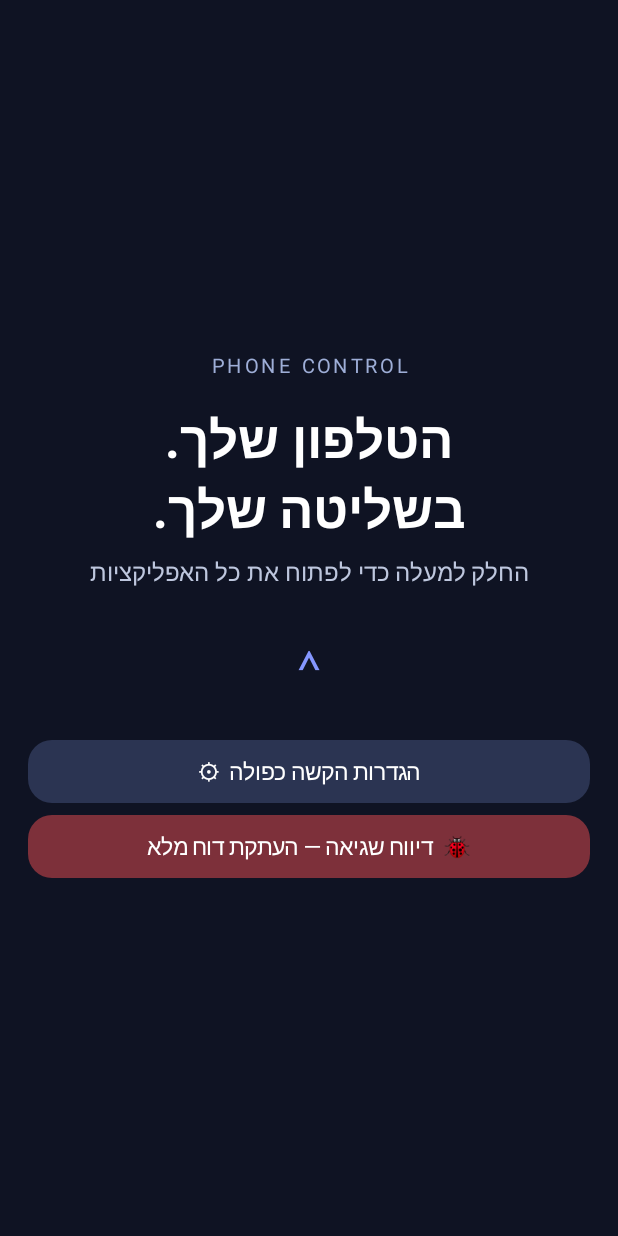
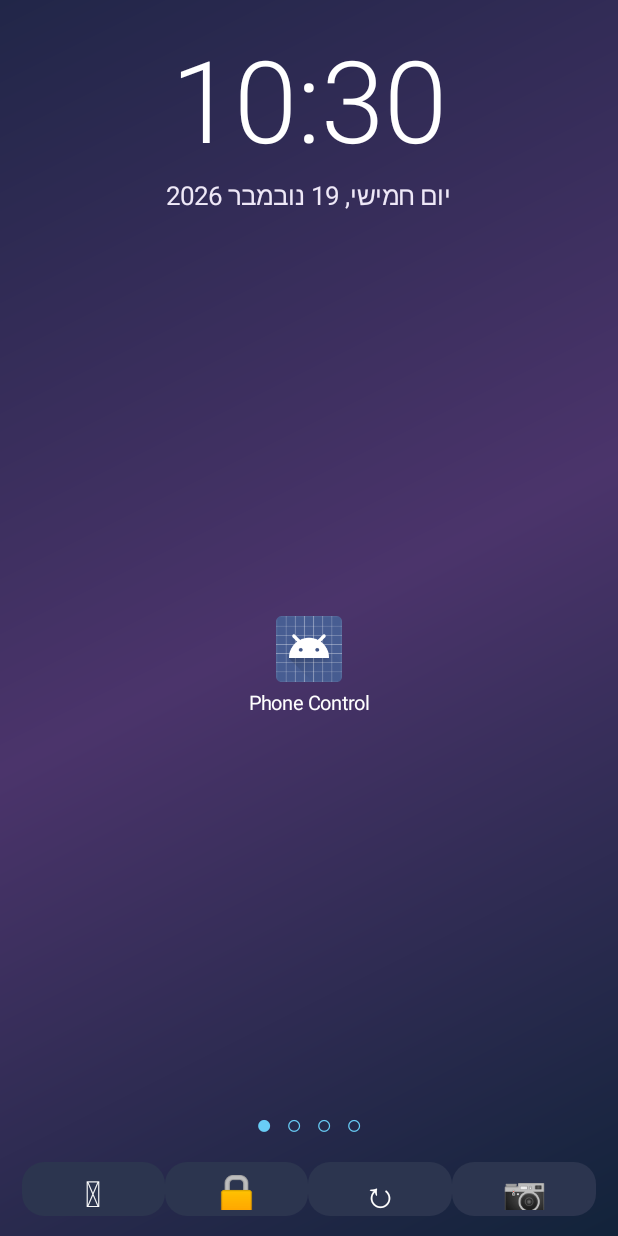
Before and after one commit to sjsjsjhshss823-glitch/Controls-the-phone, an Android app: the screen it shows after launch (MainActivity), on a phone screen of 412 x 824 dp. Run offline under Robolectric (Android 15) with nearby library versions, the phone set to English and light mode, and no system bars.

Commit message:
Create Pixel-inspired selectable launcher with swipe pages and icon control row

```diff
--- a/app/src/main/java/com/phonecontrol/launcher/MainActivity.kt
+++ b/app/src/main/java/com/phonecontrol/launcher/MainActivity.kt
@@ -39,6 +39,9 @@ class MainActivity : Activity() {
     private var downX = 0f
     private var lastTap = 0L
     private var gridColumns = 5
+    private var homePageIndex = 0
+    private lateinit var homeContent: LinearLayout
+    private lateinit var pageDots: TextView
 
     private data class AppEntry(val label: String, val packageName: String, val icon: android.graphics.drawable.Drawable)
     private val allApps = mutableListOf<AppEntry>()
@@ -210,60 +213,44 @@ class MainActivity : Activity() {
         homePanel = LinearLayout(this).apply {
             orientation = LinearLayout.VERTICAL
             gravity = Gravity.CENTER
-            setPadding(28, 30, 28, 36)
+            setPadding(22, 22, 22, 18)
+            background = GradientDrawable(GradientDrawable.Orientation.TL_BR,
+                intArrayOf(Color.rgb(33, 38, 72), Color.rgb(75, 52, 107), Color.rgb(18, 35, 58))).apply { cornerRadius = 0f }
         }
         val clock = TextView(this).apply {
-            text = "PHONE CONTROL"
-            textSize = 13f
-            letterSpacing = 0.18f
-            setTextColor(Color.rgb(158, 174, 215))
+            text = java.text.SimpleDateFormat("HH:mm", java.util.Locale.getDefault()).format(java.util.Date())
+            textSize = 76f
+            typeface = Typeface.create("sans-serif-light", Typeface.NORMAL)
+            setTextColor(Color.WHITE); gravity = Gravity.CENTER
+        }
+        val date = TextView(this).apply {
+            text = java.text.SimpleDateFormat("EEEE, d MMMM yyyy", java.util.Locale("he", "IL")).format(java.util.Date())
+            textSize = 17f; setTextColor(Color.rgb(238, 232, 247)); gravity = Gravity.CENTER
+        }
+        homePanel.addView(clock, LinearLayout.LayoutParams(-1, -2))
+        homePanel.addView(date, LinearLayout.LayoutParams(-1, -2).apply { topMargin = 4 })
+        homeContent = LinearLayout(this).apply {
+            orientation = LinearLayout.VERTICAL
             gravity = Gravity.CENTER
+            layoutDirection = View.LAYOUT_DIRECTION_LTR
         }
-        val title = TextView(this).apply {
-            text = "הטלפון שלך.\nבשליטה שלך."
-            textSize = 34f
-            typeface = Typeface.create("sans-serif", Typeface.BOLD)
-            setTextColor(Color.WHITE)
-            gravity = Gravity.CENTER
-            setPadding(0, 24, 0, 12)
+        homePanel.addView(homeContent, LinearLayout.LayoutParams(-1, 0, 1f).apply { topMargin = 24 })
+        pageDots = TextView(this).apply {
+            text = "●  ○  ○  ○"
+            textSize = 18f; gravity = Gravity.CENTER; setTextColor(Color.rgb(105, 205, 246))
+            setPadding(0, 8, 0, 6)
         }
-        val hint = TextView(this).apply {
-            text = "החלק למעלה כדי לפתוח את כל האפליקציות"
-            textSize = 16f
-            setTextColor(Color.rgb(190, 199, 222))
-            gravity = Gravity.CENTER
+        homePanel.addView(pageDots)
+        val quickControls = LinearLayout(this).apply {
+            orientation = LinearLayout.HORIZONTAL; gravity = Gravity.CENTER
+            setPadding(0, 6, 0, 2)
         }
-        val handle = TextView(this).apply {
-            text = "⌃"
-            textSize = 34f
-            setTextColor(Color.rgb(133, 151, 255))
-            gravity = Gravity.CENTER
-            setPadding(0, 48, 0, 0)
-        }
-        val settings = TextView(this).apply {
-            text = "הגדרות הקשה כפולה  ⚙"
-            textSize = 15f
-            gravity = Gravity.CENTER
-            setTextColor(Color.WHITE)
-            background = rounded(Color.rgb(43, 52, 82), 24f)
-            setPadding(24, 16, 24, 16)
-            setOnClickListener { showDoubleTapHelp() }
-        }
-        val diagnostics = TextView(this).apply {
-            text = "🐞  דיווח שגיאה — העתקת דוח מלא"
-            textSize = 15f
-            gravity = Gravity.CENTER
-            setTextColor(Color.WHITE)
-            background = rounded(Color.rgb(125, 48, 58), 24f)
-            setPadding(18, 16, 18, 16)
-            setOnClickListener { DiagnosticLogger.copyReport(this@MainActivity) }
-        }
-        homePanel.addView(clock)
-        homePanel.addView(title)
-        homePanel.addView(hint)
-        homePanel.addView(handle)
-        homePanel.addView(settings, LinearLayout.LayoutParams(-1, -2).apply { topMargin = 34 })
-        homePanel.addView(diagnostics, LinearLayout.LayoutParams(-1, -2).apply { topMargin = 12 })
+        quickControls.addView(homeControl("⏻", "תפריט כיבוי") { showSystemPowerMenu() }, LinearLayout.LayoutParams(0, 54, 1f))
+        quickControls.addView(homeControl("🔒", "נעילת מסך") { lockScreen() }, LinearLayout.LayoutParams(0, 54, 1f))
+        quickControls.addView(homeControl("↻", "סיבוב מסך") { toggleRotation() }, LinearLayout.LayoutParams(0, 54, 1f))
+        quickControls.addView(homeControl("📷", "צילום מסך") { requestScreenshot() }, LinearLayout.LayoutParams(0, 54, 1f))
+        homePanel.addView(quickControls, LinearLayout.LayoutParams(-1, -2).apply { topMargin = 8 })
+        renderHomePage()
         homePanel.setOnTouchListener { _, event -> handleHomeTouch(event) }
         root.addView(homePanel, FrameLayout.LayoutParams(-1, -1))
 
@@ -363,16 +350,55 @@ class MainActivity : Activity() {
         setContentView(root)
     }
 
+    private fun homeControl(symbol: String, description: String, action: () -> Unit): View {
+        return TextView(this).apply {
+            text = symbol; textSize = 24f; gravity = Gravity.CENTER
+            setTextColor(Color.WHITE); contentDescription = description; isClickable = true; isFocusable = true
+            background = rounded(Color.rgb(44, 53, 79), 22f)
+            setPadding(6, 6, 6, 6)
+            setOnClickListener { DiagnosticLogger.record(this@MainActivity, "HOME_CONTROL_TAPPED", "control=$description"); action() }
+        }
+    }
+
+    private fun renderHomePage() {
+        homeContent.removeAllViews()
+        val preferred = if (homePageIndex == 0)
+            listOf("Gallery", "Photos", "Camera", "Phone", "Contacts", "Chrome")
+        else
+            listOf("Settings", "Play Store", "ChatGPT", "Messages", "Clock", "Files")
+        val chosen = preferred.mapNotNull { key -> allApps.firstOrNull { it.label.contains(key, true) } }
+            .distinctBy { it.packageName }.take(6)
+        val grid = GridLayout(this).apply { columnCount = 3; useDefaultMargins = false }
+        chosen.forEach { app ->
+            val cell = LinearLayout(this).apply {
+                orientation = LinearLayout.VERTICAL; gravity = Gravity.CENTER
+                setPadding(8, 12, 8, 12); isClickable = true
+                setOnClickListener {
+                    DiagnosticLogger.record(this@MainActivity, "HOME_SHORTCUT_TAPPED", "label=${app.label}; package=${app.packageName}")
+                    packageManager.getLaunchIntentForPackage(app.packageName)?.let { startActivity(it) }
+                }
+            }
+            val icon = ImageView(this).apply { setImageDrawable(app.icon); scaleType = ImageView.ScaleType.FIT_CENTER }
+            cell.addView(icon, LinearLayout.LayoutParams(66, 66))
+            val label = TextView(this).apply { text = app.label; textSize = 13f; setTextColor(Color.WHITE); gravity = Gravity.CENTER; maxLines = 1; ellipsize = android.text.TextUtils.TruncateAt.END; setPadding(0, 7, 0, 0) }
+            cell.addView(label, LinearLayout.LayoutParams(-1, -2))
+            grid.addView(cell, GridLayout.LayoutParams().apply { width = 0; height = -2; columnSpec = GridLayout.spec(GridLayout.UNDEFINED, 1f) })
+        }
+        homeContent.addView(grid, LinearLayout.LayoutParams(-1, -2))
+        pageDots.text = if (homePageIndex == 0) "●  ○  ○  ○" else "○  ●  ○  ○"
+    }
+
     private fun handleHomeTouch(event: MotionEvent): Boolean {
         when (event.action) {
             MotionEvent.ACTION_DOWN -> { downY = event.y; downX = event.x; return true }
             MotionEvent.ACTION_UP -> {
                 val dy = event.y - downY
-                if (dy < -65) openDrawer()
-                else if (abs(dy) < 12 && abs(event.x - downX) < 12) {
-                    val now = System.currentTimeMillis()
-                    if (now - lastTap < 350) lockScreen()
-                    lastTap = now
+                val dx = event.x - downX
+                if (dy < -65) { DiagnosticLogger.record(this, "HOME_SWIPE_UP", "opening in-app drawer"); openDrawer() }
+                else if (abs(dx) > 70 && abs(dy) < 55) {
+                    homePageIndex = if (dx < 0) 1 else 0
+                    renderHomePage()
+                    DiagnosticLogger.record(this, "HOME_PAGE_SWIPED", "page=$homePageIndex; dx=$dx")
                 }
                 return true
             }
```
